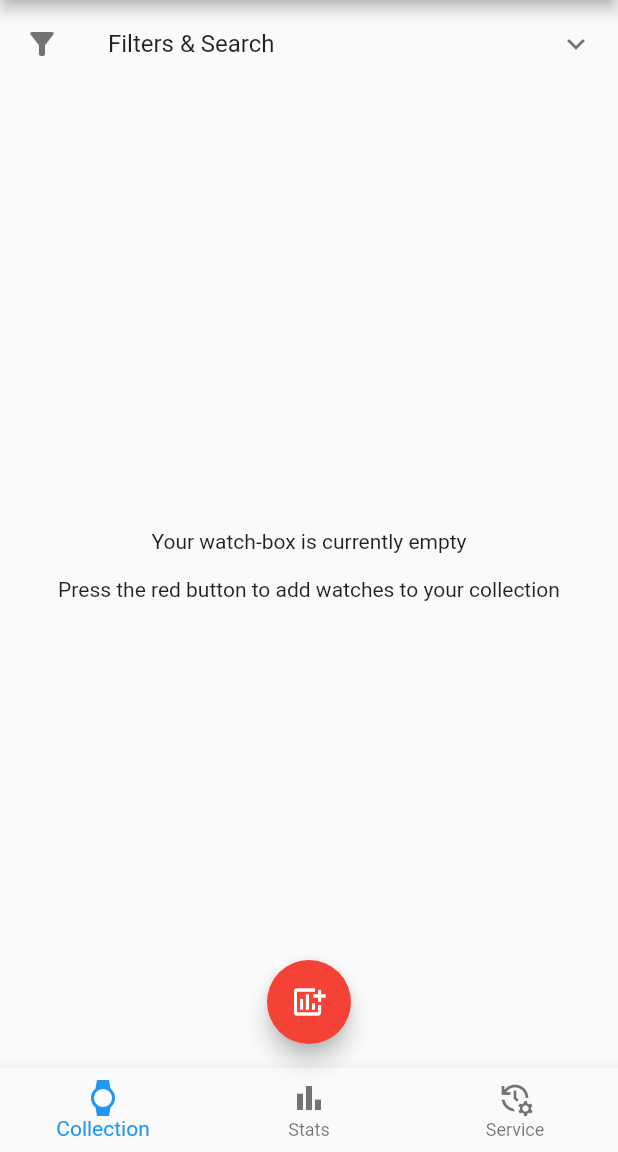
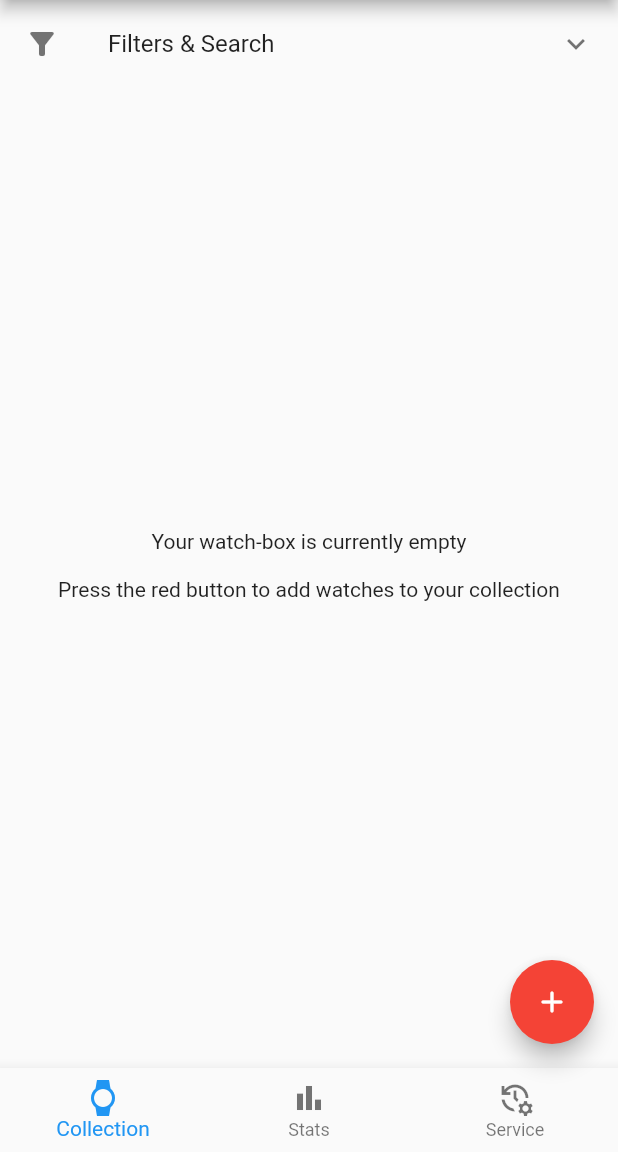
Before and after one commit to Stif-UK/WristCheck, a Flutter app: the screen it shows after launch, on a phone screen of 412 x 824 dp, the part 84-1236 px from its top. Run offline on Flutter 3.47's test engine with Material 2 defaults, Android fonts, the phone set to English and light mode, and no system bars; our stand-ins replace get, hive, hive_flutter, jiffy; accounts and stored records are empty.

Commit message:
amended some icons

```diff
--- a/lib/model/watch_methods.dart
+++ b/lib/model/watch_methods.dart
@@ -4,7 +4,7 @@ import 'package:jiffy/jiffy.dart';
 
 class WatchMethods {
 
-  //TODO: Update addWatch() to check for unique watch
+  //TODO: Update addWatch() to check for unique watch - watch already exists exception trigger dialog
   static Future addWatch(String? manufacturer, String? model, String? serialNumber, bool favourite, String status,
       DateTime? purchaseDate, DateTime? lastServicedDate, int serviceInterval, String? notes){
     String m = manufacturer!;
--- a/lib/ui/view_watch.dart
+++ b/lib/ui/view_watch.dart
@@ -570,7 +570,7 @@ class _ViewWatchState extends State<ViewWatch> {
             decoration: BoxDecoration(
                 borderRadius: BorderRadius.circular(100),
                 border: Border.all(width: 2, color: Colors.white)),
-            child: const Icon(Icons.camera_alt,size: 100)),
+            child: const Icon(Icons.add_a_photo_outlined,size: 100)),
 
 
       ],
--- a/lib/ui/wristcheck_home.dart
+++ b/lib/ui/wristcheck_home.dart
@@ -54,12 +54,12 @@ class _WristCheckHomeState extends State<WristCheckHome> {
 
       //hide FAB except on collection screen
       floatingActionButton: _currentIndex == 0 ? FloatingActionButton(
-        child: Icon(Icons.add_chart),
+        child: Icon(Icons.add_rounded),
         backgroundColor: Colors.red,
         onPressed: (){Get.to(() => AddWatch());},
       ): null,
 
-      floatingActionButtonLocation: FloatingActionButtonLocation.centerFloat,
+      floatingActionButtonLocation: FloatingActionButtonLocation.endFloat,
 
 
 
```
